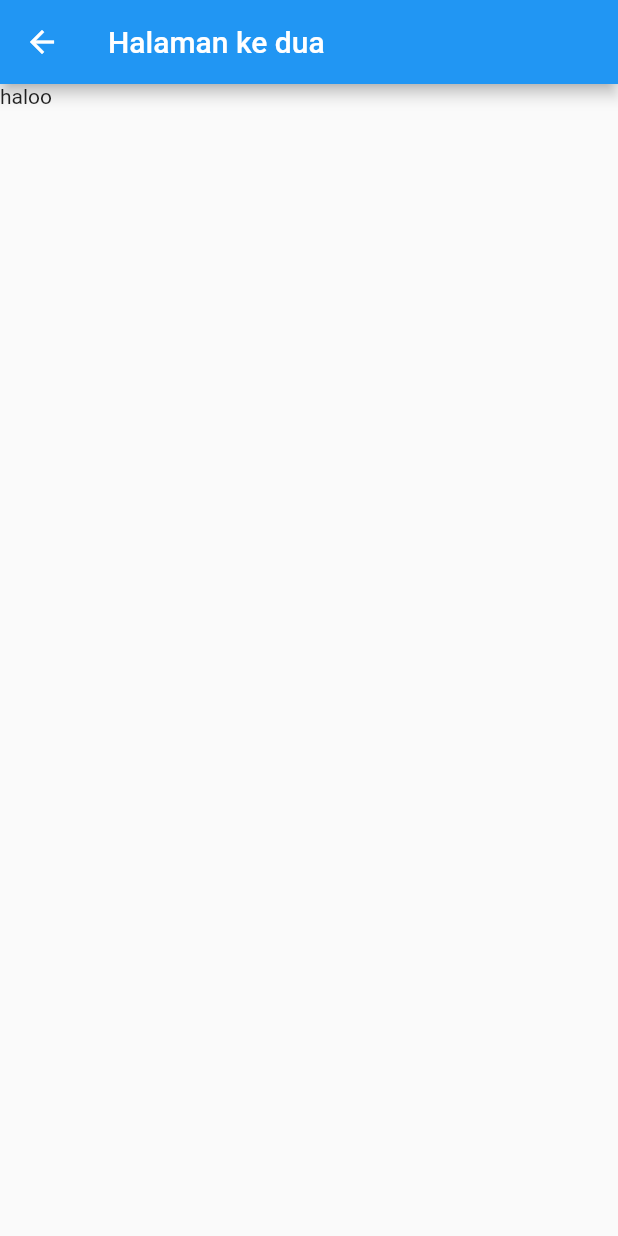
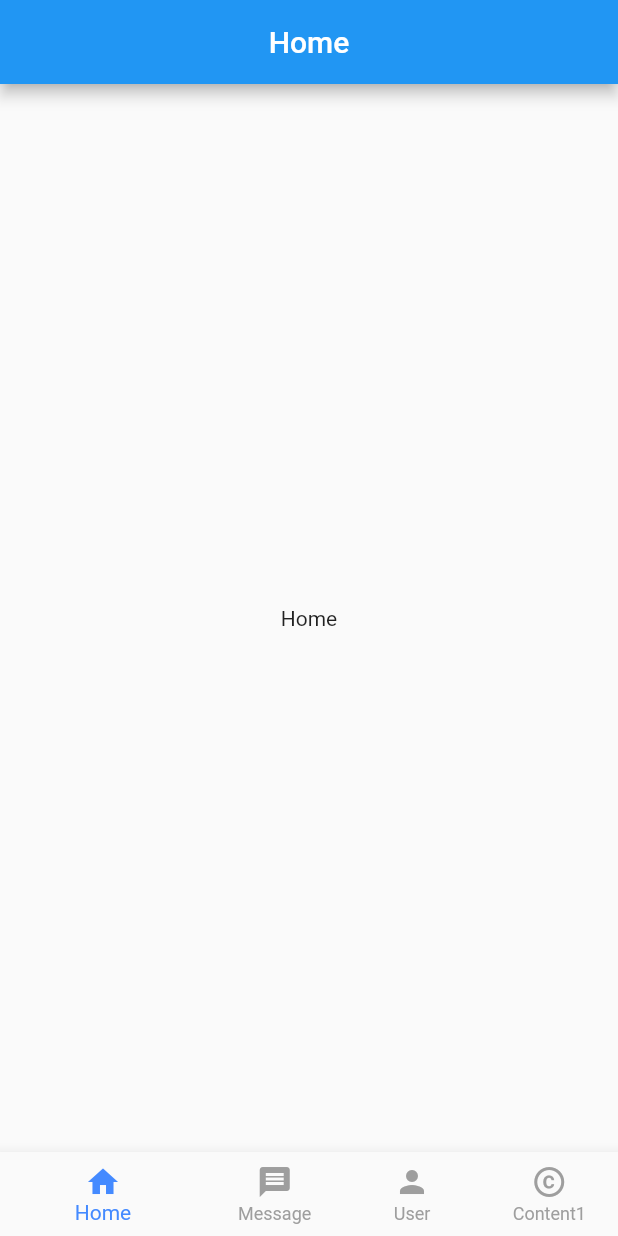
Before and after one commit to praztyobudi/SinauFlutter, a Flutter app: the Page1 screen opened directly, on a phone screen of 412 x 824 dp. Run offline on Flutter 3.47's test engine with Material 2 defaults, Android fonts, the phone set to English and light mode, and no system bars; missing offline and left inert: dart:ffi.

Commit message:
tambah bottom navbar

```diff
--- /dev/null
+++ b/lib/content_1.dart
@@ -0,0 +1,10 @@
+import 'package:flutter/material.dart';
+
+class Content1 extends StatelessWidget {
+  @override
+  Widget build(BuildContext context) {
+    return Scaffold(
+      body: Center(child: Text('data')),
+    );
+  }
+}
--- a/lib/page1.dart
+++ b/lib/page1.dart
@@ -1,4 +1,7 @@
+import 'dart:ffi';
+
 import 'package:flutter/material.dart';
+import 'package:latihanflutter/content_1.dart';
 
 class Page1 extends StatefulWidget {
   @override
@@ -6,13 +9,46 @@ class Page1 extends StatefulWidget {
 }
 
 class _Page1State extends State<Page1> {
+  int _pilihIndex = 0; //pengisian nilai awal
+  List<Widget> _isiList = <Widget>[
+    Text('Home'), //0
+    Text('Message'), //1
+    Text('Profile'), //2
+    Content1(), //3
+  ]; //list sesuai urutan _pilihIndex
+
+  Void _onItemTap(int index) {
+    //nilai int dimasukkan index
+    setState(() {
+      _pilihIndex = index;
+    });
+  } //membuat fungsi ketika state berubah
+
   @override
   Widget build(BuildContext context) {
     return Scaffold(
       appBar: AppBar(
-        title: Text('Halaman ke dua'),
+        title: Center(child: _isiList.elementAt(_pilihIndex)),
       ),
-      body: Text('haloo'),
+      body: Center(
+        child: _isiList.elementAt(_pilihIndex),
+      ), //menampilkan isi dari _isiList
+      bottomNavigationBar: BottomNavigationBar(
+        items: const <BottomNavigationBarItem>[
+          BottomNavigationBarItem(icon: Icon(Icons.home), title: Text('Home')),
+          BottomNavigationBarItem(
+              icon: Icon(Icons.message), title: Text('Message')),
+          BottomNavigationBarItem(
+              icon: Icon(Icons.person), title: Text('User')),
+          BottomNavigationBarItem(
+              icon: Icon(Icons.copyright_sharp), title: Text('Content1')),
+        ],
+        currentIndex: _pilihIndex,
+        selectedItemColor: Colors.blueAccent,
+        unselectedItemColor: Colors.grey,
+        showUnselectedLabels: true, //kondisi index saat ini
+        onTap: _onItemTap, //kondisi ketika aksi tap
+      ),
     );
   }
 }
```
Also changed, not shown: lib/login.dart (+10 -1 lines), lib/main.dart (+8 -25 lines), 1 other file.
